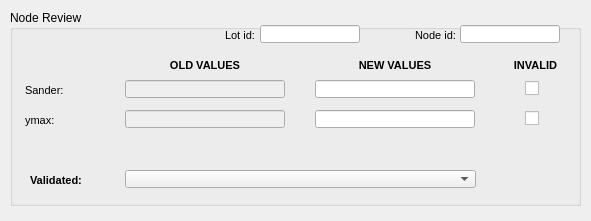
The window that ui/ud_review_audit_node.ui (yangxhcaf/giswater_qgis_plugin) describes before a commit, drawn with Qt 5.
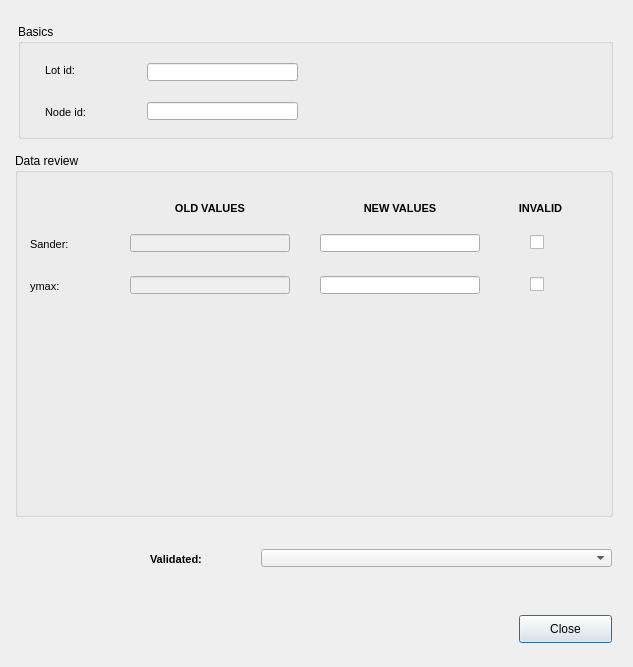
The same window after the commit.

Commit message: Update review forms

Patch:
```diff
--- a/ui/ud_review_audit_node.ui
+++ b/ui/ud_review_audit_node.ui
@@ -6,8 +6,8 @@
    <rect>
     <x>0</x>
     <y>0</y>
-    <width>591</width>
-    <height>221</height>
+    <width>633</width>
+    <height>667</height>
    </rect>
   </property>
   <property name="sizePolicy">
@@ -22,64 +22,15 @@
   <widget class="QGroupBox" name="groupBox">
    <property name="geometry">
     <rect>
-     <x>10</x>
-     <y>10</y>
-     <width>571</width>
-     <height>196</height>
+     <x>15</x>
+     <y>153</y>
+     <width>598</width>
+     <height>364</height>
     </rect>
    </property>
    <property name="title">
-    <string>Node Review</string>
+    <string>Data review</string>
    </property>
-   <widget class="QLineEdit" name="node_id">
-    <property name="enabled">
-     <bool>true</bool>
-    </property>
-    <property name="geometry">
-     <rect>
-      <x>450</x>
-      <y>15</y>
-      <width>100</width>
-      <height>18</height>
-     </rect>
-    </property>
-    <property name="font">
-     <font>
-      <family>Arial</family>
-      <italic>false</italic>
-     </font>
-    </property>
-    <property name="text">
-     <string/>
-    </property>
-    <property name="maxLength">
-     <number>500</number>
-    </property>
-    <property name="echoMode">
-     <enum>QLineEdit::Normal</enum>
-    </property>
-   </widget>
-   <widget class="QLabel" name="id_label">
-    <property name="geometry">
-     <rect>
-      <x>405</x>
-      <y>15</y>
-      <width>51</width>
-      <height>21</height>
-     </rect>
-    </property>
-    <property name="font">
-     <font>
-      <family>Arial</family>
-      <pointsize>8</pointsize>
-      <weight>50</weight>
-      <bold>false</bold>
-     </font>
-    </property>
-    <property name="text">
-     <string>Node id:</string>
-    </property>
-   </widget>
    <widget class="QLabel" name="old_values">
     <property name="geometry">
      <rect>
@@ -132,7 +83,7 @@
     <property name="geometry">
      <rect>
       <x>15</x>
-      <y>70</y>
+      <y>81</y>
       <width>91</width>
       <height>21</height>
      </rect>
@@ -156,7 +107,7 @@
     <property name="geometry">
      <rect>
       <x>115</x>
-      <y>70</y>
+      <y>81</y>
       <width>160</width>
       <height>18</height>
      </rect>
@@ -169,7 +120,7 @@
     <property name="geometry">
      <rect>
       <x>305</x>
-      <y>70</y>
+      <y>81</y>
       <width>160</width>
       <height>18</height>
      </rect>
@@ -185,7 +136,7 @@
     <property name="geometry">
      <rect>
       <x>115</x>
-      <y>100</y>
+      <y>123</y>
       <width>160</width>
       <height>18</height>
      </rect>
@@ -198,7 +149,7 @@
     <property name="geometry">
      <rect>
       <x>15</x>
-      <y>100</y>
+      <y>123</y>
       <width>91</width>
       <height>21</height>
      </rect>
@@ -219,7 +170,7 @@
     <property name="geometry">
      <rect>
       <x>305</x>
-      <y>100</y>
+      <y>123</y>
       <width>160</width>
       <height>18</height>
      </rect>
@@ -256,7 +207,7 @@
     <property name="geometry">
      <rect>
       <x>515</x>
-      <y>70</y>
+      <y>81</y>
       <width>21</width>
       <height>17</height>
      </rect>
@@ -269,7 +220,7 @@
     <property name="geometry">
      <rect>
       <x>515</x>
-      <y>100</y>
+      <y>123</y>
       <width>21</width>
       <height>17</height>
      </rect>
@@ -278,46 +229,12 @@
      <string/>
     </property>
    </widget>
-   <widget class="QLabel" name="label_review_status">
-    <property name="geometry">
-     <rect>
-      <x>215</x>
-      <y>15</y>
-      <width>40</width>
-      <height>21</height>
-     </rect>
-    </property>
-    <property name="font">
-     <font>
-      <family>Arial</family>
-      <pointsize>8</pointsize>
-      <weight>50</weight>
-      <bold>false</bold>
-     </font>
-    </property>
-    <property name="text">
-     <string>Lot id:</string>
-    </property>
-   </widget>
-   <widget class="QLineEdit" name="lot_id">
-    <property name="geometry">
-     <rect>
-      <x>250</x>
-      <y>15</y>
-      <width>100</width>
-      <height>18</height>
-     </rect>
-    </property>
-    <property name="styleSheet">
-     <string notr="true"/>
-    </property>
-   </widget>
   </widget>
   <widget class="QComboBox" name="is_validated">
    <property name="geometry">
     <rect>
-     <x>125</x>
-     <y>170</y>
+     <x>261</x>
+     <y>549</y>
      <width>351</width>
      <height>18</height>
     </rect>
@@ -329,9 +246,9 @@
   <widget class="QLabel" name="label_review_status_2">
    <property name="geometry">
     <rect>
-     <x>30</x>
-     <y>170</y>
-     <width>51</width>
+     <x>150</x>
+     <y>549</y>
+     <width>70</width>
      <height>21</height>
     </rect>
    </property>
@@ -347,6 +264,115 @@
     <string>Validated:</string>
    </property>
   </widget>
+  <widget class="QPushButton" name="pushButton">
+   <property name="geometry">
+    <rect>
+     <x>519</x>
+     <y>615</y>
+     <width>93</width>
+     <height>28</height>
+    </rect>
+   </property>
+   <property name="text">
+    <string>Close</string>
+   </property>
+  </widget>
+  <widget class="QGroupBox" name="groupBox_2">
+   <property name="geometry">
+    <rect>
+     <x>18</x>
+     <y>24</y>
+     <width>595</width>
+     <height>115</height>
+    </rect>
+   </property>
+   <property name="title">
+    <string>Basics</string>
+   </property>
+   <widget class="QLineEdit" name="lot_id">
+    <property name="geometry">
+     <rect>
+      <x>129</x>
+      <y>39</y>
+      <width>151</width>
+      <height>18</height>
+     </rect>
+    </property>
+    <property name="styleSheet">
+     <string notr="true"/>
+    </property>
+   </widget>
+   <widget class="QLineEdit" name="node_id">
+    <property name="enabled">
+     <bool>true</bool>
+    </property>
+    <property name="geometry">
+     <rect>
+      <x>129</x>
+      <y>78</y>
+      <width>151</width>
+      <height>18</height>
+     </rect>
+    </property>
+    <property name="font">
+     <font>
+      <family>Arial</family>
+      <italic>false</italic>
+     </font>
+    </property>
+    <property name="text">
+     <string/>
+    </property>
+    <property name="maxLength">
+     <number>500</number>
+    </property>
+    <property name="echoMode">
+     <enum>QLineEdit::Normal</enum>
+    </property>
+   </widget>
+   <widget class="QLabel" name="label_review_status">
+    <property name="geometry">
+     <rect>
+      <x>27</x>
+      <y>36</y>
+      <width>40</width>
+      <height>21</height>
+     </rect>
+    </property>
+    <property name="font">
+     <font>
+      <family>Arial</family>
+      <pointsize>8</pointsize>
+      <weight>50</weight>
+      <bold>false</bold>
+     </font>
+    </property>
+    <property name="text">
+     <string>Lot id:</string>
+    </property>
+   </widget>
+   <widget class="QLabel" name="id_label">
+    <property name="geometry">
+     <rect>
+      <x>27</x>
+      <y>78</y>
+      <width>51</width>
+      <height>21</height>
+     </rect>
+    </property>
+    <property name="font">
+     <font>
+      <family>Arial</family>
+      <pointsize>8</pointsize>
+      <weight>50</weight>
+      <bold>false</bold>
+     </font>
+    </property>
+    <property name="text">
+     <string>Node id:</string>
+    </property>
+   </widget>
+  </widget>
  </widget>
  <resources/>
  <connections/>
```
The commit also changes 1 other file.
